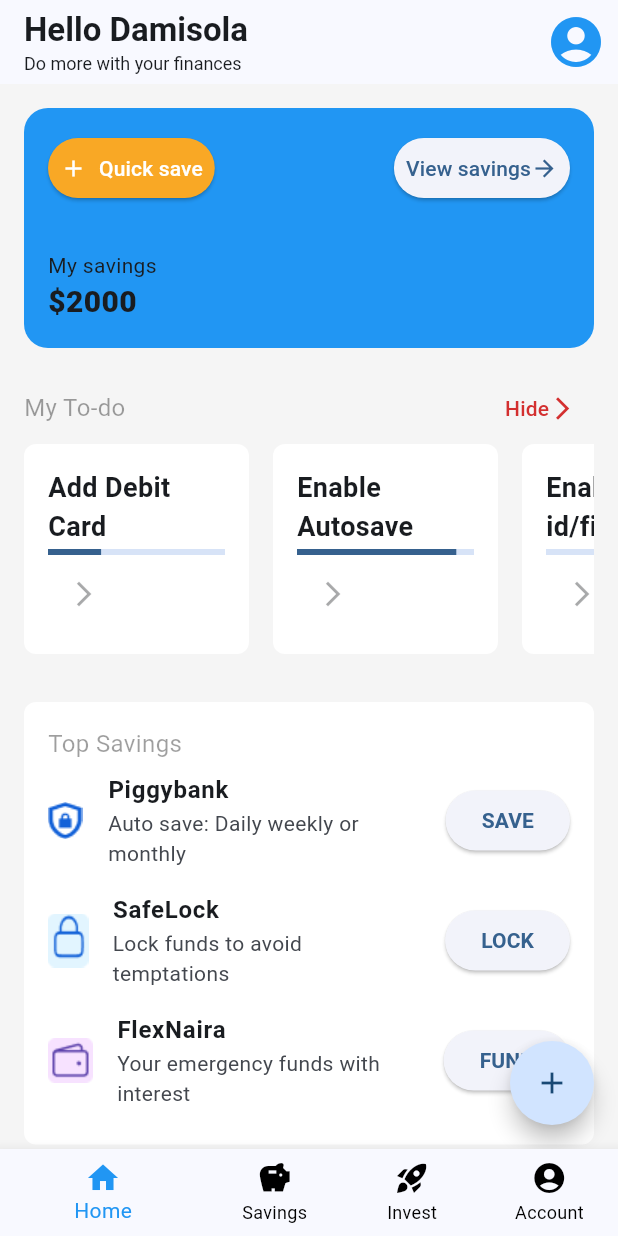
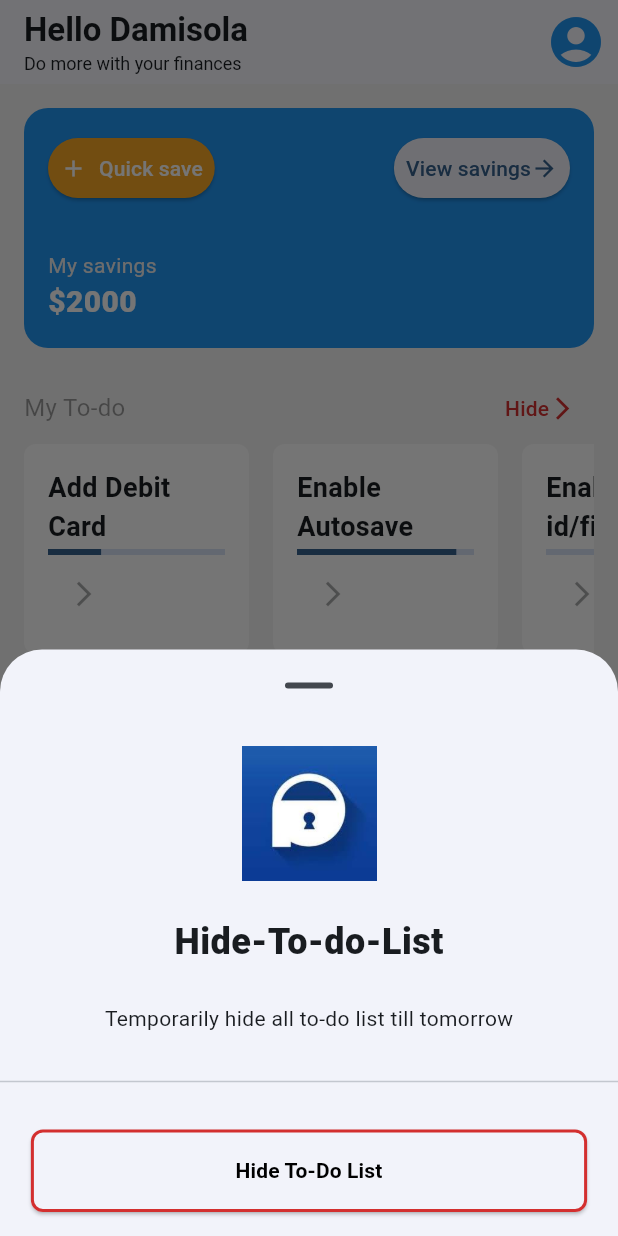
Before and after one commit to DamisolaT/Wtf_Savings_App, a Flutter app: the screen it shows after launch, after a tap on "Hide", on a phone screen of 412 x 824 dp. Run offline on Flutter 3.47's test engine with Material 3 defaults, Android fonts, the phone set to English and light mode, and no system bars.

Commit message:
my todo in hide text-button  , account view, vetted_opportunities in find more text-button sections implemented on 28/2/24

```diff
--- a/lib/features/account/pages/account_view.dart
+++ b/lib/features/account/pages/account_view.dart
@@ -1,10 +1,57 @@
 import 'package:flutter/cupertino.dart';
+import 'package:flutter/material.dart';
+import 'package:wtf_savings_app/features/account/widgets/account_grid.dart';
+import 'package:wtf_savings_app/features/account/widgets/account_settings_1.dart';
+import 'package:wtf_savings_app/features/account/widgets/account_settings_2.dart';
+import 'package:wtf_savings_app/features/account/widgets/account_settings_item.dart';
+import 'package:wtf_savings_app/features/account/widgets/account_toggles.dart';
 
 class AccountView extends StatelessWidget {
   const AccountView({super.key});
 
   @override
   Widget build(BuildContext context) {
-    return Text("Account Section");
+    return Scaffold(
+      appBar: AppBar(
+        title: Column(
+          crossAxisAlignment: CrossAxisAlignment.start,
+          children: [
+            Text(
+              "My Account,",
+              style: TextStyle(
+                  fontWeight: FontWeight.bold
+              ),
+            ),
+            Text(
+              "Damisola Morawo",
+              style: TextStyle(
+                fontSize: 16,
+                color: Colors.grey.shade600
+              ),
+            )
+          ],
+        ),
+        actions: [
+          IconButton(
+              color: Colors.blue,
+              onPressed: (){},
+              icon: Icon(
+                Icons.account_circle,
+                size: 40,
+              )
+          )
+        ],
+      ),
+      body: ListView(
+        padding: EdgeInsets.only(bottom: 16),
+        children: [
+          AccountToggles(),
+          AccountGrid(),
+          AccountSettings1(),
+          SizedBox(height: 16,),
+          AccountSettings2()
+            ],
+          )
+    );
   }
 }
--- /dev/null
+++ b/lib/features/account/widgets/account_grid.dart
@@ -0,0 +1,58 @@
+import 'package:flutter/material.dart';
+
+class AccountGrid extends StatelessWidget {
+  const AccountGrid({
+    super.key,
+  });
+
+  @override
+  Widget build(BuildContext context) {
+    return Container(
+      padding: EdgeInsets.all(16),
+      height: 120,
+      child: GridView(
+        gridDelegate: SliverGridDelegateWithFixedCrossAxisCount(
+            crossAxisCount: 2,
+            mainAxisExtent: 70,
+            mainAxisSpacing: 16,
+            crossAxisSpacing: 16
+        ),
+        children: [
+          Container(
+            decoration: BoxDecoration(
+                borderRadius: BorderRadius.circular(8),
+                color: Colors.white
+            ),
+            child: ListTile(
+              title: Text(
+                "2345566777",
+                style: TextStyle(
+                    fontWeight: FontWeight.bold
+                ),),
+              subtitle: Text("WTF Bank "),
+              trailing: Icon(Icons.arrow_forward_ios),
+              contentPadding: EdgeInsets.symmetric(horizontal: 8),
+            ),
+          ),
+          Container(
+            decoration: BoxDecoration(
+                borderRadius: BorderRadius.circular(8),
+                color: Colors.white
+            ),
+            child: ListTile(
+              title: Text(
+                "0",
+                style: TextStyle(
+                    fontWeight: FontWeight.bold
+                ),),
+              subtitle: Text(
+                  "Piggy points"),
+              trailing: Icon(Icons.arrow_forward_ios),
+
+              contentPadding: EdgeInsets.symmetric(horizontal: 8),
+            ),
+          )
+        ],),
+    );
+  }
+}
--- /dev/null
+++ b/lib/features/account/widgets/account_settings_1.dart
@@ -0,0 +1,65 @@
+import 'package:flutter/material.dart';
+
+import 'account_settings_item.dart';
+
+class AccountSettings1 extends StatelessWidget {
+  const AccountSettings1({
+    super.key,
+  });
+
+  @override
+  Widget build(BuildContext context) {
+    return Container(
+      decoration: BoxDecoration(
+          color: Colors.white,
+          borderRadius: BorderRadius.circular(8)
+      ),
+      margin: EdgeInsets.symmetric(horizontal: 16),
+      child: Column(
+        children: [
+          AccountSettingsItem(
+            title: "Today's Rate",
+            icon: Icon(Icons.percent),
+          ),
+          Divider(color: Colors.grey.shade300,
+          ),
+          AccountSettingsItem(
+              title: "My Account Settings",
+              icon: Icon(Icons.settings)
+          ),
+          Divider(color: Colors.grey.shade300,
+          ),
+          AccountSettingsItem(
+              title: "Generate Account Statement",
+              icon: Icon(Icons.settings)
+          ),
+          Divider(color: Colors.grey.shade300,
+          ),
+          AccountSettingsItem(
+            title: "Enable Dark Mode",
+            icon: Icon(Icons.dark_mode),
+            trailingIcon: Switch(
+              value: false,
+              onChanged: (value){},
+            ),
+          ),
+          Divider(color: Colors.grey.shade300,
+          ),
+          AccountSettingsItem(
+              title: "Self Help",
+              icon: Icon(Icons.info),
+          ),
+          Divider(color: Colors.grey.shade300,
+          ),
+          AccountSettingsItem(
+              title: "Security",
+              icon: Icon(Icons.lock)
+          ),
+          Divider(color: Colors.grey.shade300,
+          ),
+
+        ],
+      ),
+    );
+  }
+}
--- /dev/null
+++ b/lib/features/account/widgets/account_settings_2.dart
@@ -0,0 +1,70 @@
+import 'package:flutter/material.dart';
+
+import 'account_settings_item.dart';
+
+class AccountSettings2 extends StatelessWidget {
+  const AccountSettings2({
+    super.key,
+  });
+
+  @override
+  Widget build(BuildContext context) {
+    return Container(
+      decoration: BoxDecoration(
+          color: Colors.white,
+          borderRadius: BorderRadius.circular(8)
+      ),
+      margin: EdgeInsets.symmetric(horizontal: 16),
+      child: Column(
+        children: [
+          AccountSettingsItem(
+            title: "Refer and Earn",
+            icon: Icon(Icons.card_giftcard),
+          ),
+          Divider(color: Colors.grey.shade300,
+          ),
+          AccountSettingsItem(
+              title: "Withdrawal Funds",
+              icon: Icon(Icons.settings)
+          ),
+          Divider(color: Colors.grey.shade300,
+          ),
+          AccountSettingsItem(
+              title: "Generate Account Statement",
+              icon: Icon(Icons.settings)
+          ),
+          Divider(color: Colors.grey.shade300,
+          ),
+          AccountSettingsItem(
+            title: "Linked Debit Cards",
+            icon: Icon(Icons.lock),
+          ),
+          Divider(color: Colors.grey.shade300,
+          ),
+          AccountSettingsItem(
+              title: "Withdrawa Bank",
+              icon: Icon(Icons.info),
+          ),
+          Divider(color: Colors.grey.shade300,
+          ),
+          AccountSettingsItem(
+              title: "View PiggyVest Library",
+              icon: Icon(Icons.lock)
+          ),
+          Divider(color: Colors.grey.shade300,
+          ),
+          ListTile(
+            leading: Icon(Icons.logout,
+            color: Colors.red[700],),
+            title: Text("Log out",
+            style: TextStyle(
+              fontWeight: FontWeight.bold,
+              color: Colors.red.shade700
+            ),),
+          )
+
+        ],
+      ),
+    );
+  }
+}
--- /dev/null
+++ b/lib/features/account/widgets/account_settings_item.dart
@@ -0,0 +1,26 @@
+import 'package:flutter/material.dart';
+
+class AccountSettingsItem extends StatelessWidget {
+  const AccountSettingsItem({
+    super.key, required this.title,
+    required this.icon,
+     this.trailingIcon = const Icon(Icons.arrow_forward_ios),
+  });
+  final String title;
+  final Widget icon;
+  final Widget trailingIcon;
+
+  @override
+  Widget build(BuildContext context) {
+    return ListTile(
+      leading: icon,
+      title: Text(
+        title,
+        style: TextStyle(
+            fontWeight: FontWeight.bold
+        ),
+      ),
+      trailing: trailingIcon,
+    );
+  }
+}
--- /dev/null
+++ b/lib/features/account/widgets/account_toggles.dart
@@ -0,0 +1,43 @@
+import 'package:flutter/material.dart';
+
+class AccountToggles extends StatelessWidget {
+  const AccountToggles({
+    super.key,
+  });
+
+  @override
+  Widget build(BuildContext context) {
+    return Container(
+      color: Colors.white,
+      // height: 300,
+      child: Column(
+        children: [
+          ListTile(
+            title: Text("Enable finger print/ face ID"),
+            trailing: Switch(
+              value: true,
+              onChanged: (value){},
+              activeColor: Colors.green.shade200,
+            ),
+          ),
+          ListTile(
+            title: Text("Show dashboard account balance"),
+            trailing: Switch(
+              value: true,
+              onChanged: (value){},
+              activeColor: Colors.green.shade200,
+            ),
+          ),
+          ListTile(
+            title: Text("Interest Enabled on savings"),
+            trailing: Switch(
+              value: true,
+              onChanged: (value){},
+              activeColor: Colors.green.shade200,
+            ),
+          )
+        ],
+      ),
+    );
+  }
+}
--- a/lib/features/home/pages/home_page.dart
+++ b/lib/features/home/pages/home_page.dart
@@ -25,8 +25,10 @@ class _HomePageState extends State<HomePage> {
   @override
   Widget build(BuildContext context){
     return Scaffold(
-
-      body: listOfPages[selectedIndex],
+      body: IndexedStack(
+        children: listOfPages,
+        index: selectedIndex,
+      ),
       bottomNavigationBar: BottomNavigationBar(
         currentIndex: selectedIndex,
         unselectedItemColor: Colors.black,
--- /dev/null
+++ b/lib/features/home/widgets/hide_todo_sheet.dart
@@ -0,0 +1,82 @@
+import 'package:flutter/material.dart';
+
+class HideTodoSheet extends StatelessWidget {
+  const HideTodoSheet({
+    super.key,
+  });
+
+  @override
+  Widget build(BuildContext context) {
+    return Container(
+      width: MediaQuery.of(context).size.width,
+      padding: EdgeInsets.symmetric(vertical: 16),
+      child: Column(
+        mainAxisSize: MainAxisSize.min,
+        children: [
+          Image.asset("assets/images/piggyvest.png",
+          height: 90,
+          width: 90,
+          ),
+          SizedBox(height: 24,),
+          Text("Hide-To-do-List",
+          style: TextStyle(
+            fontWeight: FontWeight.w800,
+            fontSize: 24
+          ),
+          ),
+          SizedBox(height: 24,),
+          Text("Temporarily hide all to-do list till tomorrow"),
+          Padding(
+              padding: const EdgeInsets.symmetric(vertical: 24.0),
+            child: Divider(),
+          ),
+
+          ElevatedButton(
+              onPressed: (){
+                Navigator.pop(context);
+                showDialog(
+                    context: context,
+                    builder: (context){
+                      return AlertDialog(
+                        title: Text("Remind me later"),
+                        content: Text("Are you sure you want to hide your todo list till tomorrow"),
+                        actions: [
+                          TextButton(
+                              onPressed: (){
+                                //Navigator.pop(context);
+                                Navigator.pop(context);
+                              },
+                              child: Text("Yes, remove it")
+                          ),
+                          TextButton(
+                              onPressed: (){
+                               // Navigator.pop(context);
+                                Navigator.pop(context);
+                              },
+                              child: Text("Close"))
+                        ],
+                      );
+                    }
+                );
+              },
+              style: ElevatedButton.styleFrom(
+                minimumSize: Size(MediaQuery.of(context).size.width * 0.9, 55),
+                shape: RoundedRectangleBorder(
+                  borderRadius: BorderRadius.circular(8)
+                ),
+                side: BorderSide(color: Colors.red.shade700,
+                width: 2)
+              ),
+              child: Text("Hide To-Do List",
+              style: TextStyle(
+                fontWeight: FontWeight.bold,
+                color: Colors.black
+              ),)
+          )
+
+        ],
+
+      ),
+    );
+  }
+}
--- a/lib/features/home/widgets/my_todo_section.dart
+++ b/lib/features/home/widgets/my_todo_section.dart
@@ -2,6 +2,7 @@
 
 import 'package:flutter/material.dart';
 
+import 'hide_todo_sheet.dart';
 import 'my_todo_item.dart';
 
 class MyTodoSection extends StatelessWidget {
@@ -20,14 +21,24 @@ class MyTodoSection extends StatelessWidget {
           Row(
             mainAxisAlignment: MainAxisAlignment.spaceBetween,
             children: [
-              Text("My To-do",
+              Text(
+                "My To-do",
                 style: TextStyle(
                     fontSize: 16,
                     color: Colors.black38
                 ),
               ),
               TextButton(
-                  onPressed: () {},
+                  onPressed: () {
+                    showModalBottomSheet(
+                        context: context,
+                        showDragHandle: true,
+                        builder: (context){
+                         return HideTodoSheet();
+
+                        }
+                        );
+                  },
                   child:
                   Row(
                     children: [
--- a/lib/features/home/widgets/saving_details_card.dart
+++ b/lib/features/home/widgets/saving_details_card.dart
@@ -50,12 +50,16 @@ class SavingDetailsCard extends StatelessWidget {
               child: Column(
                   crossAxisAlignment: CrossAxisAlignment.start,
                   children: [
-                      Text("My savings"),
+                      Text("My savings",
+                      style: TextStyle(
+                        color: Colors.grey.shade200
+                      ),),
                       Text(
                          balance,
                          style: TextStyle(
                            fontWeight: FontWeight.w900,
-                           fontSize: 20
+                           fontSize: 20,
+                           color: Colors.white
                     ),
                 )
               ],
--- a/lib/features/savings/widgets/strict_savings_item.dart
+++ b/lib/features/savings/widgets/strict_savings_item.dart
@@ -48,7 +48,6 @@ class StrictSavingsItem extends StatelessWidget {
                 Text(
                   title,
                   style: TextStyle(
-
                       fontSize: 20,
                       fontWeight: FontWeight.bold,
                       color: color
```
Also changed, not shown: lib/features/home/widgets/vetted_opportunities_section.dart (+10 -1 lines), lib/features/invest/pages/explore_investmentsPage.dart (added, +85 -0 lines), assets/images/piggyvest.png (added).
